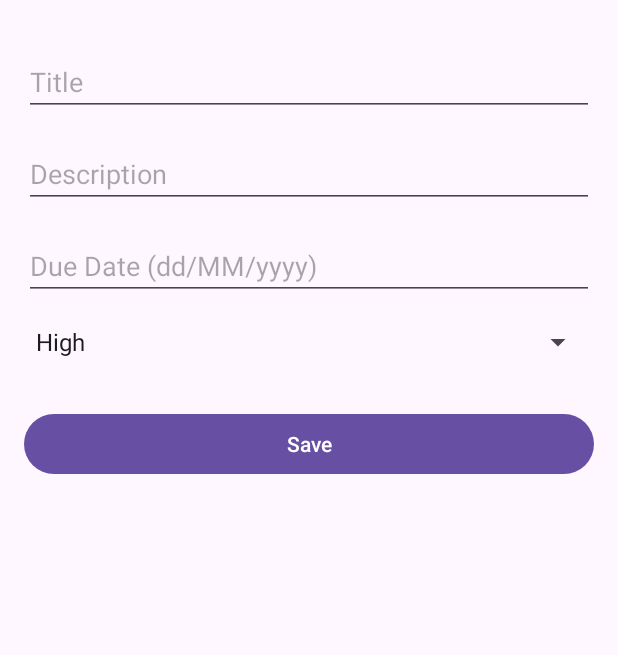
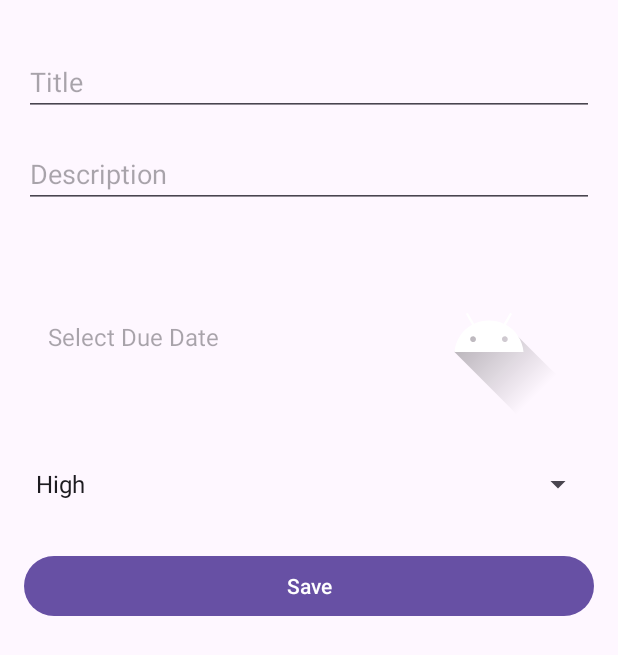
Before and after one commit to LCB2021029-Badri/task_manager_1, an Android app: the screen it shows after launch (MainActivity), after a tap on "Add Task", on a phone screen of 412 x 824 dp. Shown: the top 655 px of the screen. Run offline under Robolectric (Android 15) with nearby library versions, the phone set to English and light mode, and no system bars; our stand-ins replace Room's generated code.

Commit message:
add a task and display in recyclerview successful

```diff
--- a/app/src/main/java/com/example/taskmanager/data/models/Task.kt
+++ b/app/src/main/java/com/example/taskmanager/data/models/Task.kt
@@ -8,7 +8,7 @@ data class Task(
     @PrimaryKey(autoGenerate = true) val id: Int = 0,
     val title: String,
     val description: String,
-    val dueDate: Long, // Store as timestamp
-    val priority: Int, // 1 - High, 2 - Medium, 3 - Low
+    val dueDate: Long,
+    val priority: Int,
     val isCompleted: Boolean
 )
--- a/app/src/main/java/com/example/taskmanager/ui/list/TaskFragment.kt
+++ b/app/src/main/java/com/example/taskmanager/ui/list/TaskFragment.kt
@@ -1,5 +1,6 @@
 package com.example.taskmanager.ui.list
 
+import AddTaskFragment
 import TaskAdapter
 import android.os.Bundle
 import androidx.fragment.app.Fragment
--- a/app/src/main/res/layout/fragment_add_task.xml
+++ b/app/src/main/res/layout/fragment_add_task.xml
@@ -33,12 +33,17 @@
         android:layout_marginEnd="16dp"
         android:layout_marginTop="16dp" />
 
-    <EditText
+    <TextView
         android:id="@+id/editTextDueDate"
         android:layout_width="0dp"
         android:layout_height="wrap_content"
-        android:hint="Due Date (dd/MM/yyyy)"
-        android:inputType="date"
+        android:hint="Select Due Date"
+        android:gravity="center_vertical"
+        android:padding="16dp"
+        android:textSize="16sp"
+        android:drawableEnd="@drawable/ic_launcher_foreground"
+        android:clickable="true"
+        android:focusable="true"
         app:layout_constraintTop_toBottomOf="@id/editTextDescription"
         app:layout_constraintStart_toStartOf="parent"
         app:layout_constraintEnd_toEndOf="parent"
```
Also changed, not shown: app/src/main/java/com/example/taskmanager/ui/list/AddTaskFragment.kt (+32 -7 lines).
